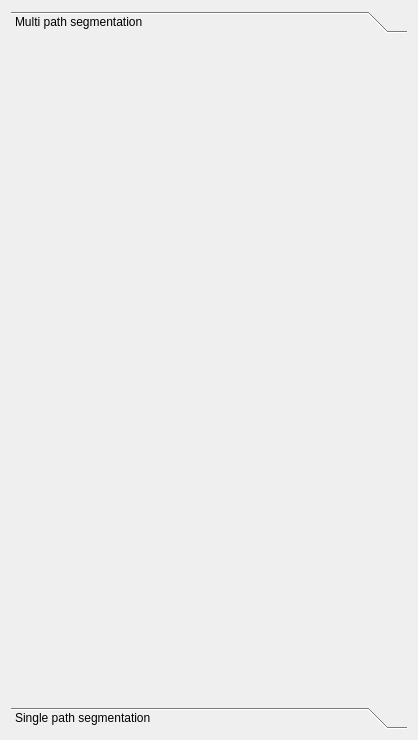
This is Code/Source/sv4gui/Plugins/org.sv.gui.qt.segmentation/sv4gui_Seg2DEdit.ui in SimVascular/SimVascular as Qt 5 draws it before an edit. The edited form follows.
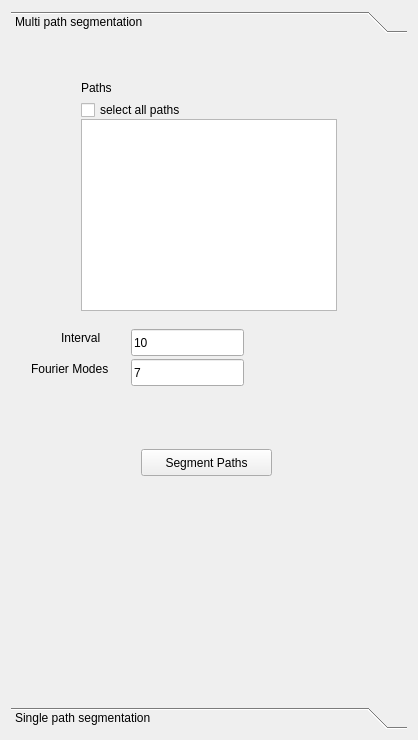
This is the edited form. The open tabs and pages were chosen to show the change. Custom widgets are drawn as their Qt base class.

Commit message: module paths

```diff
--- a/Code/Source/sv4gui/Plugins/org.sv.gui.qt.segmentation/sv4gui_Seg2DEdit.ui
+++ b/Code/Source/sv4gui/Plugins/org.sv.gui.qt.segmentation/sv4gui_Seg2DEdit.ui
@@ -31,6 +31,107 @@
       <attribute name="label">
        <string>Multi path segmentation</string>
       </attribute>
+      <widget class="QLineEdit" name="fourierEdit">
+       <property name="geometry">
+        <rect>
+         <x>120</x>
+         <y>320</y>
+         <width>113</width>
+         <height>27</height>
+        </rect>
+       </property>
+       <property name="text">
+        <string>7</string>
+       </property>
+      </widget>
+      <widget class="QListWidget" name="pathList">
+       <property name="geometry">
+        <rect>
+         <x>70</x>
+         <y>80</y>
+         <width>256</width>
+         <height>192</height>
+        </rect>
+       </property>
+      </widget>
+      <widget class="QLabel" name="intervalLabel">
+       <property name="geometry">
+        <rect>
+         <x>50</x>
+         <y>290</y>
+         <width>67</width>
+         <height>17</height>
+        </rect>
+       </property>
+       <property name="text">
+        <string>Interval</string>
+       </property>
+      </widget>
+      <widget class="QPushButton" name="msgButton_2">
+       <property name="geometry">
+        <rect>
+         <x>130</x>
+         <y>410</y>
+         <width>131</width>
+         <height>27</height>
+        </rect>
+       </property>
+       <property name="text">
+        <string>Segment Paths</string>
+       </property>
+      </widget>
+      <widget class="QCheckBox" name="selectAllPathsCheckBox">
+       <property name="geometry">
+        <rect>
+         <x>70</x>
+         <y>60</y>
+         <width>131</width>
+         <height>22</height>
+        </rect>
+       </property>
+       <property name="text">
+        <string>select all paths</string>
+       </property>
+      </widget>
+      <widget class="QLabel" name="label_7">
+       <property name="geometry">
+        <rect>
+         <x>70</x>
+         <y>40</y>
+         <width>67</width>
+         <height>17</height>
+        </rect>
+       </property>
+       <property name="text">
+        <string>Paths</string>
+       </property>
+      </widget>
+      <widget class="QLineEdit" name="intervalEdit">
+       <property name="geometry">
+        <rect>
+         <x>120</x>
+         <y>290</y>
+         <width>113</width>
+         <height>27</height>
+        </rect>
+       </property>
+       <property name="text">
+        <string>10</string>
+       </property>
+      </widget>
+      <widget class="QLabel" name="fourierLabel">
+       <property name="geometry">
+        <rect>
+         <x>20</x>
+         <y>320</y>
+         <width>101</width>
+         <height>20</height>
+        </rect>
+       </property>
+       <property name="text">
+        <string>Fourier Modes</string>
+       </property>
+      </widget>
      </widget>
      <widget class="QWidget" name="page_2">
       <property name="geometry">
```
Left out of the diff: 2 changed lines with no effect on the pictures. The commit also changes 3 other files.
